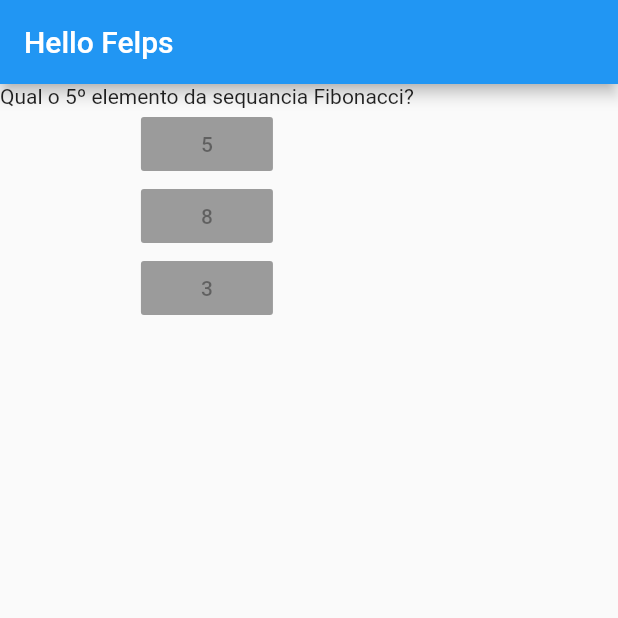
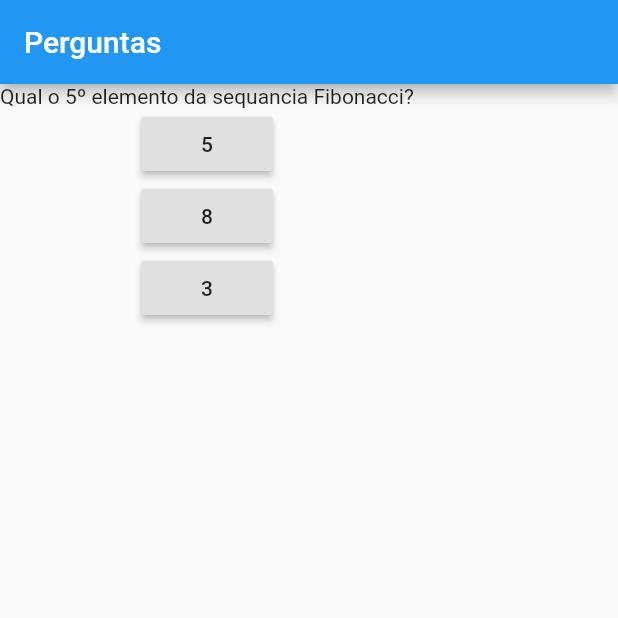
Before and after one commit to felixvicent/quiz_app, a Flutter app: the screen it shows after launch, on a phone screen of 412 x 824 dp, the top half of it. Run offline on Flutter 3.47's test engine with Material 2 defaults, Android fonts, the phone set to English and light mode, and no system bars.

Commit message:
Fix buttons functions

```diff
--- a/lib/main.dart
+++ b/lib/main.dart
@@ -21,7 +21,7 @@ class QuestionApp extends StatelessWidget {
     return MaterialApp(
       home: Scaffold(
         appBar: AppBar(
-          title: Text('Hello Felps'),
+          title: Text('Perguntas'),
         ),
         body: Column(
           // ignore: prefer_const_literals_to_create_immutables
@@ -29,15 +29,15 @@ class QuestionApp extends StatelessWidget {
             Text(questions[0]),
             RaisedButton(
               child: Text('5'),
-              onPressed: toRespond(),
+              onPressed: toRespond,
             ),
             RaisedButton(
               child: Text('8'),
-              onPressed: toRespond(),
+              onPressed: toRespond,
             ),
             RaisedButton(
               child: Text('3'),
-              onPressed: toRespond(),
+              onPressed: toRespond,
             ),
           ],
         ),
```
